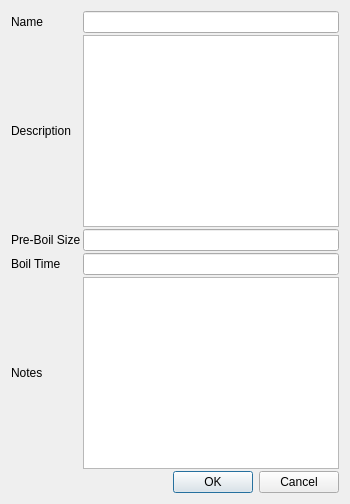
The window that ui/boilEditor.ui (Brewken/brewken) describes before a commit, drawn with Qt 5.
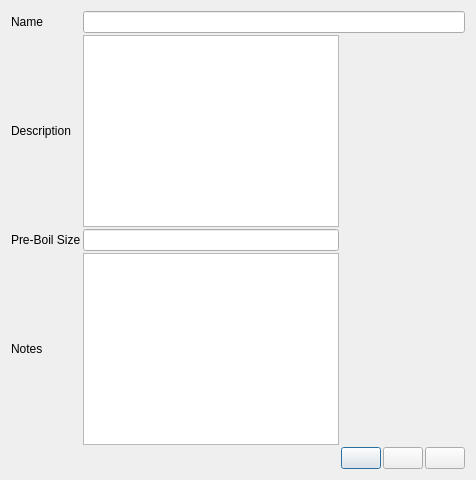
The same window after the commit. Icons and pictures are not drawn. Custom widgets are drawn as their Qt base class.

What changed in the file:
```diff
--- a/ui/boilEditor.ui
+++ b/ui/boilEditor.ui
@@ -26,7 +26,7 @@
          </property>
         </widget>
        </item>
-       <item row="0" column="2">
+       <item row="0" column="2" colspan="2">
         <widget class="SmartLineEdit" name="lineEdit_name">
          <property name="toolTip">
           <string>Name</string>
@@ -82,33 +82,6 @@
         </widget>
        </item>
 
-       <item row="6" column="1">
-        <widget class="SmartLabel" name="label_boilTime">
-         <property name="sizePolicy">
-          <sizepolicy hsizetype="Expanding" vsizetype="Preferred">
-           <horstretch>0</horstretch>
-           <verstretch>0</verstretch>
-          </sizepolicy>
-         </property>
-         <property name="contextMenuPolicy">
-          <enum>Qt::CustomContextMenu</enum>
-         </property>
-         <property name="text">
-          <string>Boil Time</string>
-         </property>
-         <property name="buddy">
-          <cstring>lineEdit_boilTime</cstring>
-         </property>
-        </widget>
-       </item>
-       <item row="6" column="2">
-        <widget class="SmartLineEdit" name="lineEdit_boilTime">
-         <property name="toolTip">
-          <string>Boil Time</string>
-         </property>
-        </widget>
-       </item>
-
        <item row="8" column="1">
         <widget class="SmartLabel" name="label_notes">
          <property name="text">
@@ -120,17 +93,52 @@
         <widget class="QTextEdit" name="textEdit_notes"/>
        </item>
 
-       <item row="10" column="2">
-        <widget class="QDialogButtonBox" name="buttonBox">
-        <property name="orientation">
-        <enum>Qt::Horizontal</enum>
-        </property>
-        <property name="standardButtons">
-        <set>QDialogButtonBox::Cancel|QDialogButtonBox::Ok</set>
-        </property>
-        </widget>
+       <item row="10" column="3">
+        <layout class="QHBoxLayout" name="horizontalLayout_3">
+         <item>
+          <widget class="QPushButton" name="pushButton_new">
+           <property name="toolTip">
+            <string>New hop</string>
+           </property>
+           <property name="text">
+            <string/>
+           </property>
+           <property name="icon">
+            <iconset resource="../resources.qrc">
+             <normaloff>:/images/smallPlus.svg</normaloff>:/images/smallPlus.svg</iconset>
+           </property>
+          </widget>
+         </item>
+         <item>
+          <widget class="QPushButton" name="pushButton_save">
+           <property name="toolTip">
+            <string>Save and close</string>
+           </property>
+           <property name="text">
+            <string/>
+           </property>
+           <property name="icon">
+            <iconset resource="../resources.qrc">
+             <normaloff>:/images/filesave.svg</normaloff>:/images/filesave.svg</iconset>
+           </property>
+          </widget>
+         </item>
+         <item>
+          <widget class="QPushButton" name="pushButton_cancel">
+           <property name="toolTip">
+            <string>Discard and close</string>
+           </property>
+           <property name="text">
+            <string/>
+           </property>
+           <property name="icon">
+            <iconset resource="../resources.qrc">
+             <normaloff>:/images/exit.svg</normaloff>:/images/exit.svg</iconset>
+           </property>
+          </widget>
+         </item>
+        </layout>
        </item>
-
       </layout>
      </item>
     </layout>
```
Left out of the diff: 2 changed lines with no effect on the pictures.
